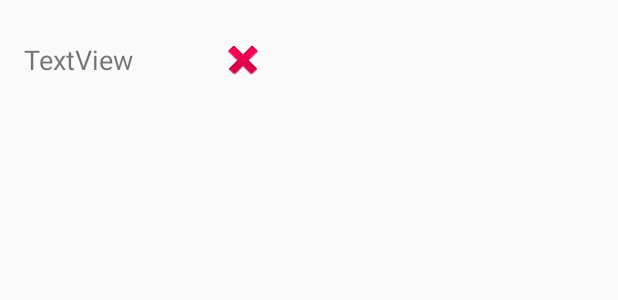
After one commit to rlawnsgh78/CHATAPP, an Android app: the layout item_chat_emoticon.xml on its own in the app's theme, with its tools: preview values and no code run, on a phone screen of 412 x 824 dp. The commit adds this screen. Shown: the top 300 px of the screen. Run offline under Robolectric (Android 15) with nearby library versions, the phone set to English and light mode, and no system bars.

Commit message:
이모티콘 구현완료
이모티콘 구현완료

```diff
--- a/app/src/main/java/com/example/rlawnsgh78/chatapp/ChatActivity.java
+++ b/app/src/main/java/com/example/rlawnsgh78/chatapp/ChatActivity.java
@@ -98,7 +98,7 @@ public class ChatActivity extends AppCompatActivity {
                 String userNickname = SocketIOManager.getInstance().mLogin.getNickname();
                 String friendNickname = getIntent().getStringExtra("FreindNickname");
 
-                Message message = new Message(messageStr, userNickname, friendNickname);
+                Message message = new Message(messageStr, userNickname, friendNickname,0);
 
                 Gson gson = new Gson();
                 String json = gson.toJson(message);
@@ -109,12 +109,13 @@ public class ChatActivity extends AppCompatActivity {
             }
         });
 
-        EmoticonAdapter emoticonAdapter = new EmoticonAdapter(getApplicationContext());
+        EmoticonAdapter emoticonAdapter = new EmoticonAdapter(getApplicationContext(), getIntent().getStringExtra("FreindNickname"));
         final DialogPlus dialog = DialogPlus.newDialog(this)
                 .setAdapter(emoticonAdapter)
                 .setOnItemClickListener(new OnItemClickListener() {
                     @Override
                     public void onItemClick(DialogPlus dialog, Object item, View view, int position) {
+                        dialog.dismiss();
                     }
                 })
                 .setExpanded(true)  // This will enable the expand feature, (similar to android L share dialog)
--- a/app/src/main/java/com/example/rlawnsgh78/chatapp/Message.java
+++ b/app/src/main/java/com/example/rlawnsgh78/chatapp/Message.java
@@ -8,10 +8,13 @@ public class Message {
     String message;
     String user_nickname;
     String friend_nickname;
+    int emoticonCheck = 0;
 
-    public Message(String message, String user_nickname, String friend_nickname) {
+
+    public Message(String message, String user_nickname, String friend_nickname, int emoticonCheck) {
         this.message = message;
         this.user_nickname = user_nickname;
         this.friend_nickname = friend_nickname;
+        this.emoticonCheck = emoticonCheck;
     }
 }
--- a/app/src/main/java/com/example/rlawnsgh78/chatapp/SocketIOManager.java
+++ b/app/src/main/java/com/example/rlawnsgh78/chatapp/SocketIOManager.java
@@ -26,7 +26,7 @@ public class SocketIOManager {
 
     public SocketIOManager() {
         try {
-            mSocket = IO.socket("http://192.168.0.16:3000");
+            mSocket = IO.socket("http://192.168.0.2:3000");
         } catch (Exception e) {
             Log.d("Error","Socket.io connect errr URI");
         }
--- a/app/src/main/res/layout/item_chat.xml
+++ b/app/src/main/res/layout/item_chat.xml
@@ -11,7 +11,9 @@
         android:layout_centerVertical="true"
         android:layout_alignParentStart="true"
         android:id="@+id/txt_chat_friend_nickname"
-        android:layout_marginLeft="16dp" />
+        android:layout_marginLeft="16dp"
+        android:textSize="18sp"
+        android:textStyle="normal|bold" />
 
     <TextView
         android:text="TextView"
--- /dev/null
+++ b/app/src/main/res/layout/item_chat_emoticon.xml
@@ -0,0 +1,25 @@
+<?xml version="1.0" encoding="utf-8"?>
+<RelativeLayout xmlns:android="http://schemas.android.com/apk/res/android"
+    xmlns:app="http://schemas.android.com/apk/res-auto"
+    android:layout_width="match_parent"
+    android:layout_height="80dp">
+
+    <TextView
+        android:text="TextView"
+        android:layout_width="wrap_content"
+        android:layout_height="wrap_content"
+        android:layout_centerVertical="true"
+        android:layout_alignParentStart="true"
+        android:id="@+id/txt_chat_friend_nickname"
+        android:layout_marginLeft="16dp"
+        android:textSize="18sp" />
+
+    <ImageView
+        android:layout_width="wrap_content"
+        android:layout_height="wrap_content"
+        app:srcCompat="@android:drawable/ic_delete"
+        android:id="@+id/img_chat_emoticon"
+        android:layout_centerVertical="true"
+        android:layout_toEndOf="@+id/txt_chat_friend_nickname"
+        android:layout_marginStart="57dp" />
+</RelativeLayout>
```
Also changed, not shown: app/src/main/java/com/example/rlawnsgh78/chatapp/ChatListViewAdapter.java (+34 -1 lines), app/src/main/java/com/example/rlawnsgh78/chatapp/EmoticonAdapter.java (+17 -11 lines), app/src/main/res/layout/itme_my_chat_emoticon.xml (added, +15 -0 lines), 3 other files.
